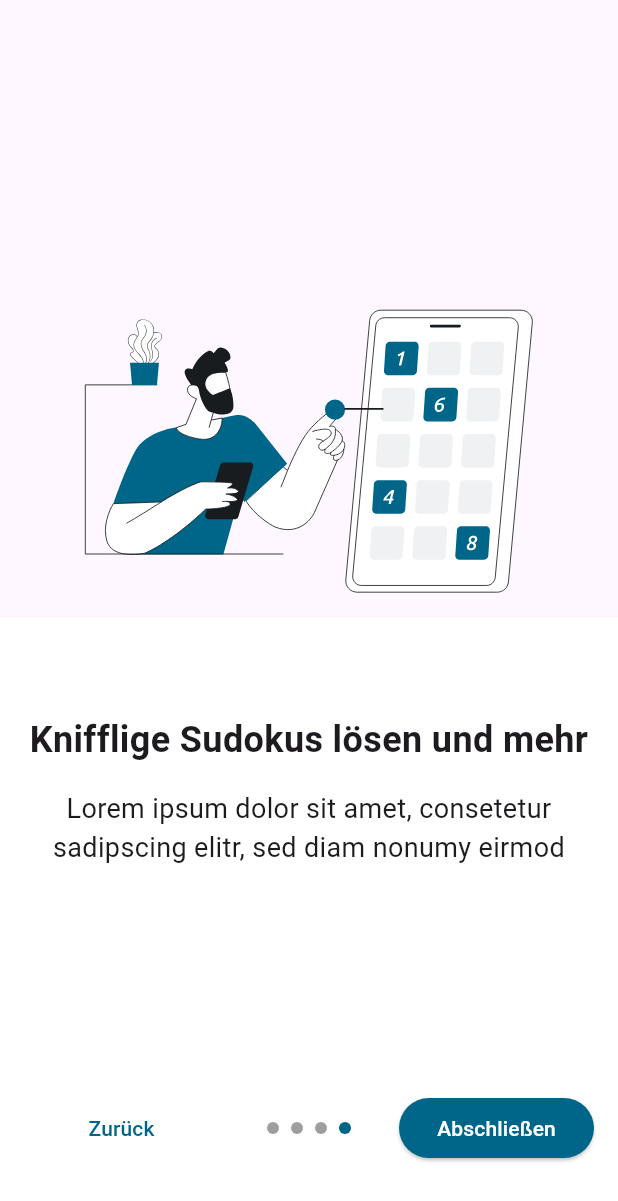
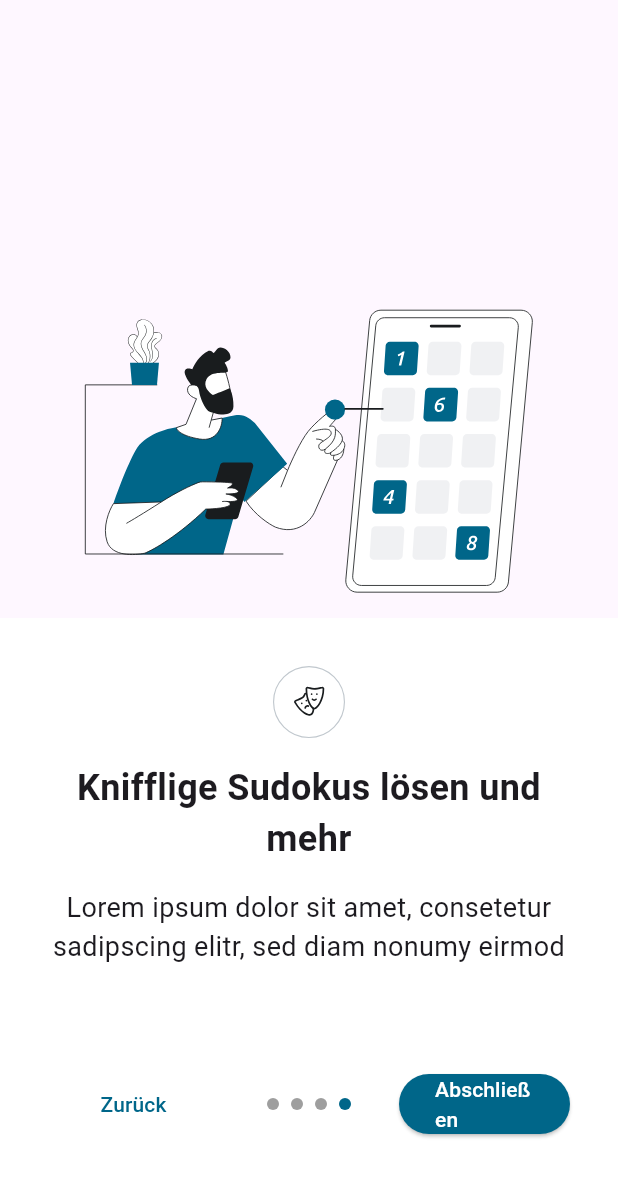
Before and after one commit to MaxBrych/nk-onboarding-screens, a Flutter app: the OnBoardingScreen screen opened directly, after a tap on "Überspringen", on a phone screen of 412 x 824 dp. Shown: the top 1201 px of the screen. Run offline on Flutter 3.47's test engine with Material 3 defaults, Android fonts, the phone set to English and light mode, and no system bars; drawn by our look-alikes of smooth_page_indicator; our stand-ins replace flutter_svg.

Commit message:
added icons

```diff
--- a/lib/intro_screens/intro_page_1.dart
+++ b/lib/intro_screens/intro_page_1.dart
@@ -20,21 +20,30 @@ class IntroPage1 extends StatelessWidget {
           Flexible(
             child: Container(
               color: Colors.white,
+              child: Padding(
+                padding: EdgeInsets.symmetric(horizontal: 32.0),
                 child: Center(
                   child: Column(
                     mainAxisAlignment: MainAxisAlignment.start,
                     crossAxisAlignment: CrossAxisAlignment.center,
                     children: <Widget>[
-                    SizedBox(height: 64),
+                      SizedBox(height: 32),
+                      SvgPicture.asset(
+                        'assets/images/onboarding/home.svg',
+                        width: 48,
+                        height: 48,
+                      ),
+                      SizedBox(height: 16),
                       Text(
-                      'Täglich regionale Nachrichten', // Your heading text
+                        'Täglich regionale Nachrichten',
                         textAlign: TextAlign.center,
                         style: TextStyle(
                           fontSize: 24,
                           fontWeight: FontWeight.bold,
                         ),
                       ),
-                    SizedBox(height: 16), // Space between heading and body text
+                      SizedBox(
+                          height: 16), // Space between heading and body text
                       Text(
                         'Lorem ipsum dolor sit amet, consetetur sadipscing elitr, sed diam nonumy eirmod ',
                         textAlign: TextAlign.center,
@@ -47,6 +56,7 @@ class IntroPage1 extends StatelessWidget {
                 ),
               ),
             ),
+          ),
         ],
       ),
     );
--- a/lib/intro_screens/intro_page_2.dart
+++ b/lib/intro_screens/intro_page_2.dart
@@ -20,12 +20,20 @@ class IntroPage2 extends StatelessWidget {
           Flexible(
             child: Container(
               color: Colors.white,
+              child: Padding(
+                padding: EdgeInsets.symmetric(horizontal: 32.0),
                 child: Center(
                   child: Column(
                     mainAxisAlignment: MainAxisAlignment.start,
                     crossAxisAlignment: CrossAxisAlignment.center,
                     children: <Widget>[
-                    SizedBox(height: 64),
+                      SizedBox(height: 32),
+                      SvgPicture.asset(
+                        'assets/images/onboarding/news.svg',
+                        width: 48,
+                        height: 48,
+                      ),
+                      SizedBox(height: 16),
                       Text(
                         'Informiert bleiben egal wo Sie sich gerade befinden',
                         textAlign: TextAlign.center,
@@ -47,6 +55,7 @@ class IntroPage2 extends StatelessWidget {
                 ),
               ),
             ),
+          ),
         ],
       ),
     );
--- a/lib/intro_screens/intro_page_3.dart
+++ b/lib/intro_screens/intro_page_3.dart
@@ -20,12 +20,20 @@ class IntroPage3 extends StatelessWidget {
           Flexible(
             child: Container(
               color: Colors.white,
+              child: Padding(
+                padding: EdgeInsets.symmetric(horizontal: 32.0),
                 child: Center(
                   child: Column(
                     mainAxisAlignment: MainAxisAlignment.start,
                     crossAxisAlignment: CrossAxisAlignment.center,
                     children: <Widget>[
-                    SizedBox(height: 64),
+                      SizedBox(height: 32),
+                      SvgPicture.asset(
+                        'assets/images/onboarding/card.svg',
+                        width: 48,
+                        height: 48,
+                      ),
+                      SizedBox(height: 16),
                       Text(
                         'Als Abonnent jetzt bei regionalen Geschäften Geld sparen',
                         textAlign: TextAlign.center,
@@ -47,6 +55,7 @@ class IntroPage3 extends StatelessWidget {
                 ),
               ),
             ),
+          ),
         ],
       ),
     );
--- a/lib/intro_screens/intro_page_4.dart
+++ b/lib/intro_screens/intro_page_4.dart
@@ -20,12 +20,20 @@ class IntroPage4 extends StatelessWidget {
           Flexible(
             child: Container(
               color: Colors.white,
+              child: Padding(
+                padding: EdgeInsets.symmetric(horizontal: 32.0),
                 child: Center(
                   child: Column(
                     mainAxisAlignment: MainAxisAlignment.start,
                     crossAxisAlignment: CrossAxisAlignment.center,
                     children: <Widget>[
-                    SizedBox(height: 64),
+                      SizedBox(height: 32),
+                      SvgPicture.asset(
+                        'assets/images/onboarding/sodoku.svg',
+                        width: 48,
+                        height: 48,
+                      ),
+                      SizedBox(height: 16),
                       Text(
                         'Knifflige Sudokus lösen und mehr',
                         textAlign: TextAlign.center,
@@ -47,6 +55,7 @@ class IntroPage4 extends StatelessWidget {
                 ),
               ),
             ),
+          ),
         ],
       ),
     );
--- a/lib/onboarding.dart
+++ b/lib/onboarding.dart
@@ -48,7 +48,7 @@ class _OnboardingScreenState extends State<OnBoardingScreen> {
             left: 0,
             right: 0,
             child: Padding(
-              padding: EdgeInsets.all(16.0),
+              padding: EdgeInsets.all(32.0),
               child: Row(
                 mainAxisAlignment: MainAxisAlignment.spaceBetween,
                 children: [
--- a/lib/welcome_screen.dart
+++ b/lib/welcome_screen.dart
@@ -18,7 +18,7 @@ class WelcomeScreen extends StatelessWidget {
           ),
           Flexible(
             child: Container(
-              padding: EdgeInsets.all(20),
+              padding: EdgeInsets.all(32),
               child: Column(
                 mainAxisAlignment: MainAxisAlignment.center,
                 crossAxisAlignment: CrossAxisAlignment.stretch,
```
Also changed, not shown: assets/images/icons/1.svg (added), assets/images/icons/2.svg (added), assets/images/icons/3.svg (added), assets/images/icons/4.svg (added), assets/images/onboarding/card.svg (added), assets/images/onboarding/home.svg (added), assets/images/onboarding/news.svg (added), assets/images/onboarding/sodoku.svg (added). Lines whose indentation alone changed are shown as unchanged.
